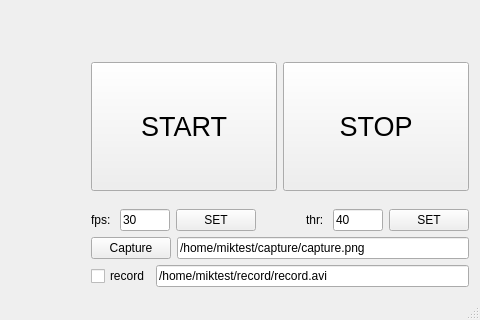
Above: mainwindow.ui from lsplf/cameraISP before the change; both pictures show x 395 to 875 and y 275 to 595 of the 875 by 595 pixel window. Below: the same form after it.
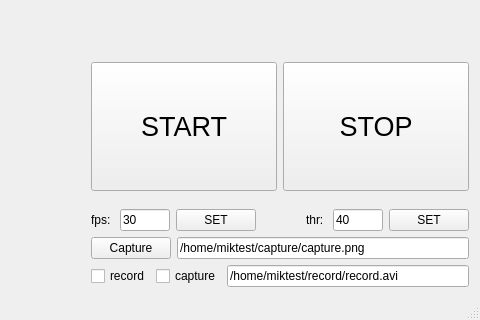
That is the form after the change.

Patch:
```diff
--- a/mainwindow.ui
+++ b/mainwindow.ui
@@ -278,6 +278,19 @@
           </property>
          </widget>
         </item>
+        <item>
+         <widget class="QCheckBox" name="doCapture">
+          <property name="sizePolicy">
+           <sizepolicy hsizetype="Fixed" vsizetype="Fixed">
+            <horstretch>0</horstretch>
+            <verstretch>0</verstretch>
+           </sizepolicy>
+          </property>
+          <property name="text">
+           <string>capture</string>
+          </property>
+         </widget>
+        </item>
         <item>
          <widget class="QLineEdit" name="recordPath">
           <property name="sizePolicy">
```
